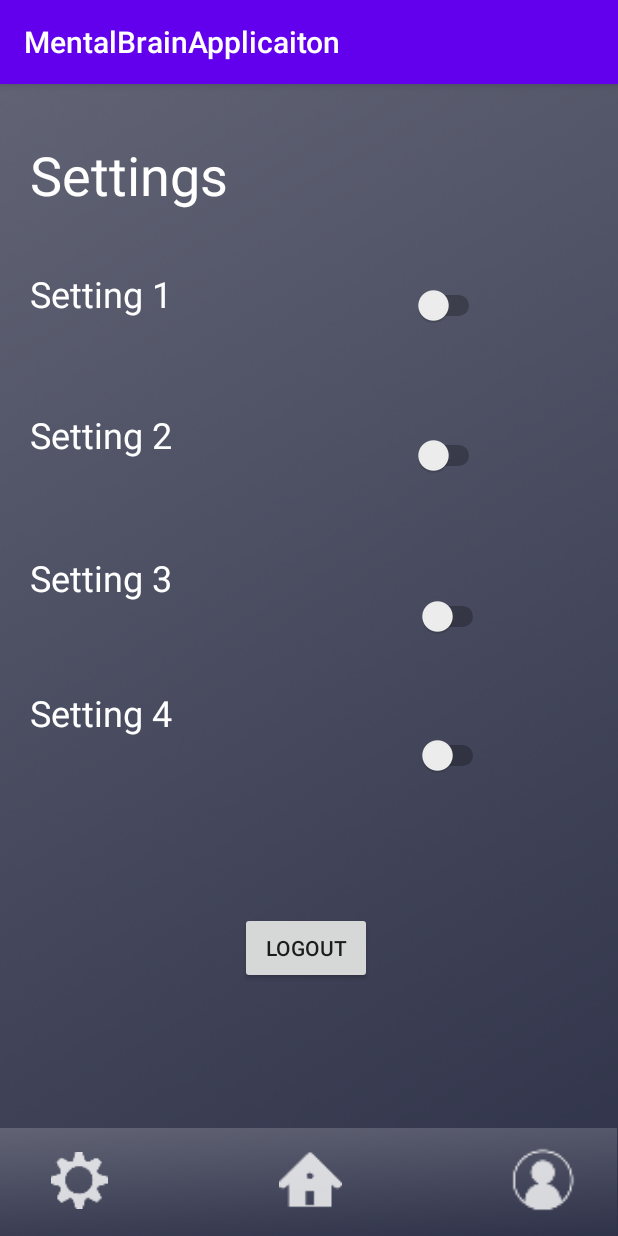
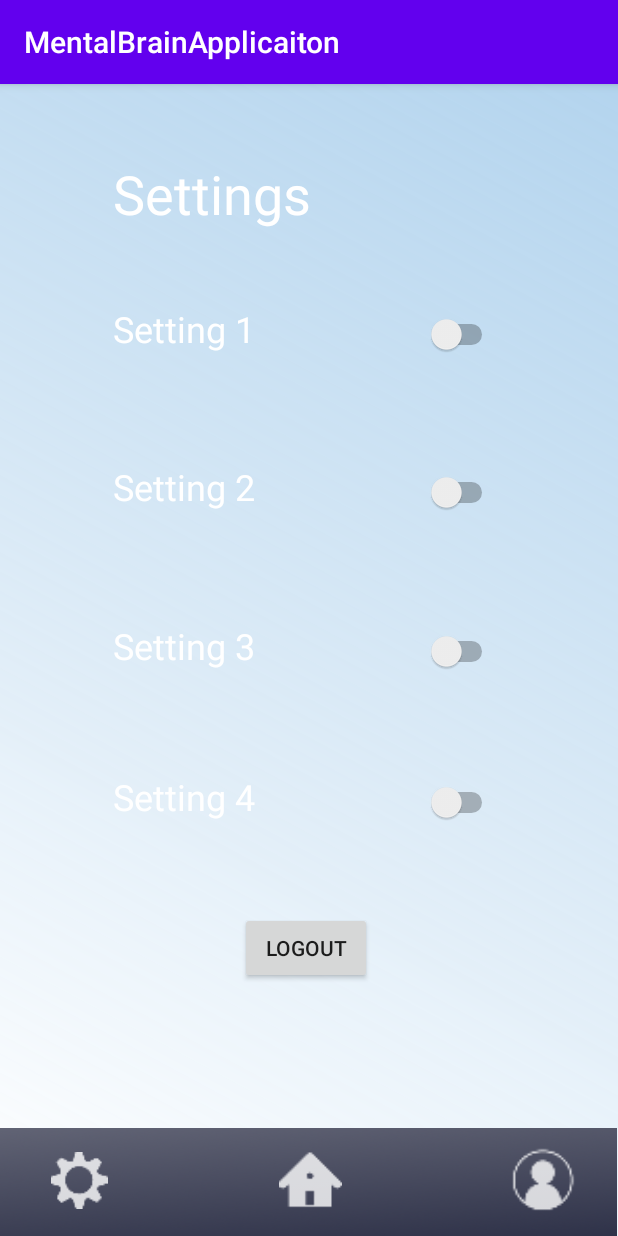
Before and after one commit to 57spvqas/Mobile-App-Group4, an Android app: the screen it shows after launch (Settings), after a tap on an icon or button, on a phone screen of 412 x 824 dp. Run offline under Robolectric (Android 15) with nearby library versions, the phone set to English and light mode, and no system bars; our stand-ins replace Firebase (no records; nobody signed in at launch, a user with empty details on screens opened directly); Roboto replaces fonts that are not available here.

Commit message:
Matched background with main page
""

```diff
--- a/MentalBrainApplication1.9/app/src/main/res/layout/activity_easy_quiz.xml
+++ b/MentalBrainApplication1.9/app/src/main/res/layout/activity_easy_quiz.xml
@@ -4,7 +4,7 @@
     xmlns:tools="http://schemas.android.com/tools"
     android:layout_width="match_parent"
     android:layout_height="match_parent"
-    android:background="@drawable/background"
+    android:background="@drawable/gradient"
     tools:context=".MentalMaths">
 
     <TextView
--- a/MentalBrainApplication1.9/app/src/main/res/layout/activity_hard_quiz.xml
+++ b/MentalBrainApplication1.9/app/src/main/res/layout/activity_hard_quiz.xml
@@ -4,7 +4,7 @@
     xmlns:tools="http://schemas.android.com/tools"
     android:layout_width="match_parent"
     android:layout_height="match_parent"
-    android:background="@drawable/background"
+    android:background="@drawable/gradient"
     tools:context=".MentalMaths">
 
     <TextView
--- a/MentalBrainApplication1.9/app/src/main/res/layout/activity_leader_boards.xml
+++ b/MentalBrainApplication1.9/app/src/main/res/layout/activity_leader_boards.xml
@@ -4,7 +4,7 @@
     xmlns:tools="http://schemas.android.com/tools"
     android:layout_width="match_parent"
     android:layout_height="match_parent"
-    android:background="@drawable/background"
+    android:background="@drawable/gradient"
     tools:context=".LeaderBoards">
 
     <TextView
@@ -230,10 +230,10 @@
         android:layout_marginEnd="115dp"
         android:layout_marginRight="115dp"
         android:text="80"
+        android:textColor="@android:color/background_light"
         android:textStyle="bold"
         app:layout_constraintEnd_toEndOf="parent"
-        app:layout_constraintTop_toBottomOf="@+id/textView17"
-        android:textColor="@android:color/background_light" />
+        app:layout_constraintTop_toBottomOf="@+id/textView17" />
 
     <TextView
         android:id="@+id/textView19"
--- a/MentalBrainApplication1.9/app/src/main/res/layout/activity_maths_quiz.xml
+++ b/MentalBrainApplication1.9/app/src/main/res/layout/activity_maths_quiz.xml
@@ -4,7 +4,7 @@
     xmlns:tools="http://schemas.android.com/tools"
     android:layout_width="match_parent"
     android:layout_height="match_parent"
-    android:background="@drawable/background"
+    android:background="@drawable/gradient"
     android:hapticFeedbackEnabled="false"
     tools:context=".MainActivity">
 
--- a/MentalBrainApplication1.9/app/src/main/res/layout/activity_maths_quiz_results.xml
+++ b/MentalBrainApplication1.9/app/src/main/res/layout/activity_maths_quiz_results.xml
@@ -4,7 +4,7 @@
     xmlns:tools="http://schemas.android.com/tools"
     android:layout_width="match_parent"
     android:layout_height="match_parent"
-    android:background="@drawable/background">
+    android:background="@drawable/gradient">
 
     <View
         android:id="@+id/view6"
--- a/MentalBrainApplication1.9/app/src/main/res/layout/activity_maths_screen.xml
+++ b/MentalBrainApplication1.9/app/src/main/res/layout/activity_maths_screen.xml
@@ -4,7 +4,7 @@
     xmlns:tools="http://schemas.android.com/tools"
     android:layout_width="match_parent"
     android:layout_height="match_parent"
-    android:background="@drawable/background"
+    android:background="@drawable/gradient"
     android:hapticFeedbackEnabled="false"
     tools:context=".MainActivity">
 
--- a/MentalBrainApplication1.9/app/src/main/res/layout/activity_medium_quiz.xml
+++ b/MentalBrainApplication1.9/app/src/main/res/layout/activity_medium_quiz.xml
@@ -4,7 +4,7 @@
     xmlns:tools="http://schemas.android.com/tools"
     android:layout_width="match_parent"
     android:layout_height="match_parent"
-    android:background="@drawable/background"
+    android:background="@drawable/gradient"
     tools:context=".MentalMaths">
 
     <TextView
--- a/MentalBrainApplication1.9/app/src/main/res/layout/activity_memory.xml
+++ b/MentalBrainApplication1.9/app/src/main/res/layout/activity_memory.xml
@@ -4,7 +4,7 @@
     xmlns:tools="http://schemas.android.com/tools"
     android:layout_width="match_parent"
     android:layout_height="match_parent"
-    android:background="@drawable/background"
+    android:background="@drawable/gradient"
     tools:context=".Memory">
 
     <View
--- a/MentalBrainApplication1.9/app/src/main/res/layout/activity_mental_maths.xml
+++ b/MentalBrainApplication1.9/app/src/main/res/layout/activity_mental_maths.xml
@@ -4,7 +4,7 @@
     xmlns:tools="http://schemas.android.com/tools"
     android:layout_width="match_parent"
     android:layout_height="match_parent"
-    android:background="@drawable/background"
+    android:background="@drawable/gradient"
     tools:context=".MentalMaths">
 
     <Button
--- a/MentalBrainApplication1.9/app/src/main/res/layout/activity_problem_solving.xml
+++ b/MentalBrainApplication1.9/app/src/main/res/layout/activity_problem_solving.xml
@@ -4,7 +4,7 @@
     xmlns:tools="http://schemas.android.com/tools"
     android:layout_width="match_parent"
     android:layout_height="match_parent"
-    android:background="@drawable/background"
+    android:background="@drawable/gradient"
     tools:context=".ProblemSolving">
 
     <View
--- a/MentalBrainApplication1.9/app/src/main/res/layout/activity_results.xml
+++ b/MentalBrainApplication1.9/app/src/main/res/layout/activity_results.xml
@@ -4,7 +4,7 @@
     xmlns:tools="http://schemas.android.com/tools"
     android:layout_width="match_parent"
     android:layout_height="match_parent"
-    android:background="@drawable/background">
+    android:background="@drawable/gradient">
 
     <View
         android:id="@+id/view6"
--- a/MentalBrainApplication1.9/app/src/main/res/layout/activity_settings.xml
+++ b/MentalBrainApplication1.9/app/src/main/res/layout/activity_settings.xml
@@ -4,7 +4,7 @@
     xmlns:tools="http://schemas.android.com/tools"
     android:layout_width="match_parent"
     android:layout_height="match_parent"
-    android:background="@drawable/background"
+    android:background="@drawable/gradient"
     tools:context=".Settings">
 
     <View
@@ -61,18 +61,14 @@
         android:id="@+id/textView10"
         android:layout_width="125dp"
         android:layout_height="32dp"
-        android:layout_marginStart="20dp"
-        android:layout_marginLeft="20dp"
+        android:layout_marginStart="75dp"
+        android:layout_marginLeft="75dp"
         android:layout_marginTop="16dp"
-        android:layout_marginEnd="335dp"
-        android:layout_marginRight="335dp"
         android:layout_marginBottom="24dp"
         android:text="Setting 1"
         android:textColor="#FFFFFF"
         android:textSize="24sp"
         app:layout_constraintBottom_toTopOf="@+id/textView22"
-        app:layout_constraintEnd_toEndOf="parent"
-        app:layout_constraintHorizontal_bias="0.0"
         app:layout_constraintStart_toStartOf="parent"
         app:layout_constraintTop_toBottomOf="@+id/textView21" />
 
@@ -80,18 +76,14 @@
         android:id="@+id/textView22"
         android:layout_width="128dp"
         android:layout_height="33dp"
-        android:layout_marginStart="20dp"
-        android:layout_marginLeft="20dp"
+        android:layout_marginStart="75dp"
+        android:layout_marginLeft="75dp"
         android:layout_marginTop="24dp"
-        android:layout_marginEnd="335dp"
-        android:layout_marginRight="335dp"
         android:layout_marginBottom="24dp"
         android:text="Setting 2"
         android:textColor="#FFFFFF"
         android:textSize="24sp"
         app:layout_constraintBottom_toTopOf="@+id/textView24"
-        app:layout_constraintEnd_toEndOf="parent"
-        app:layout_constraintHorizontal_bias="0.0"
         app:layout_constraintStart_toStartOf="parent"
         app:layout_constraintTop_toBottomOf="@+id/textView10" />
 
@@ -99,8 +91,8 @@
         android:id="@+id/textView24"
         android:layout_width="130dp"
         android:layout_height="40dp"
-        android:layout_marginStart="20dp"
-        android:layout_marginLeft="20dp"
+        android:layout_marginStart="75dp"
+        android:layout_marginLeft="75dp"
         android:layout_marginTop="24dp"
         android:layout_marginEnd="335dp"
         android:layout_marginRight="335dp"
@@ -116,28 +108,24 @@
 
     <TextView
         android:id="@+id/textView26"
-        android:layout_width="124dp"
-        android:layout_height="39dp"
-        android:layout_marginStart="20dp"
-        android:layout_marginLeft="20dp"
-        android:layout_marginTop="152dp"
-        android:layout_marginEnd="339dp"
-        android:layout_marginRight="339dp"
+        android:layout_width="130dp"
+        android:layout_height="33dp"
+        android:layout_marginStart="75dp"
+        android:layout_marginLeft="75dp"
+        android:layout_marginBottom="60dp"
         android:text="Setting 4"
         android:textColor="#FFFFFF"
         android:textSize="24sp"
-        app:layout_constraintEnd_toEndOf="parent"
-        app:layout_constraintHorizontal_bias="0.0"
-        app:layout_constraintStart_toStartOf="parent"
-        app:layout_constraintTop_toBottomOf="@+id/textView22" />
+        app:layout_constraintBottom_toTopOf="@+id/logoutBtn"
+        app:layout_constraintStart_toStartOf="parent" />
 
     <TextView
         android:id="@+id/textView21"
         android:layout_width="213dp"
         android:layout_height="49dp"
-        android:layout_marginStart="20dp"
-        android:layout_marginLeft="20dp"
-        android:layout_marginTop="22dp"
+        android:layout_marginStart="75dp"
+        android:layout_marginLeft="75dp"
+        android:layout_marginTop="24dp"
         android:layout_marginEnd="258dp"
         android:layout_marginRight="258dp"
         android:layout_marginBottom="8dp"
@@ -154,45 +142,36 @@
         android:id="@+id/switch1"
         android:layout_width="wrap_content"
         android:layout_height="wrap_content"
-        app:layout_constraintBottom_toBottomOf="parent"
+        app:layout_constraintBaseline_toBaselineOf="@+id/textView10"
         app:layout_constraintEnd_toEndOf="parent"
-        app:layout_constraintHorizontal_bias="0.594"
-        app:layout_constraintStart_toEndOf="@+id/textView10"
-        app:layout_constraintTop_toTopOf="parent"
-        app:layout_constraintVertical_bias="0.181" />
+        app:layout_constraintHorizontal_bias="0.511"
+        app:layout_constraintStart_toEndOf="@+id/textView10" />
 
     <Switch
         android:id="@+id/switch2"
         android:layout_width="wrap_content"
         android:layout_height="wrap_content"
-        app:layout_constraintBottom_toTopOf="@+id/switch3"
+        app:layout_constraintBaseline_toBaselineOf="@+id/textView22"
         app:layout_constraintEnd_toEndOf="parent"
-        app:layout_constraintHorizontal_bias="0.589"
-        app:layout_constraintStart_toEndOf="@+id/textView22"
-        app:layout_constraintTop_toBottomOf="@+id/switch1"
-        app:layout_constraintVertical_bias="0.475" />
+        app:layout_constraintStart_toEndOf="@+id/textView22" />
 
     <Switch
         android:id="@+id/switch3"
         android:layout_width="wrap_content"
         android:layout_height="wrap_content"
-        app:layout_constraintBottom_toTopOf="@+id/switch4"
+        app:layout_constraintBaseline_toBaselineOf="@+id/textView24"
         app:layout_constraintEnd_toEndOf="parent"
-        app:layout_constraintHorizontal_bias="0.599"
-        app:layout_constraintStart_toEndOf="@+id/textView24"
-        app:layout_constraintTop_toBottomOf="@+id/switch1"
-        app:layout_constraintVertical_bias="0.735" />
+        app:layout_constraintHorizontal_bias="0.497"
+        app:layout_constraintStart_toEndOf="@+id/textView24" />
 
     <Switch
         android:id="@+id/switch4"
         android:layout_width="wrap_content"
         android:layout_height="wrap_content"
-        app:layout_constraintBottom_toBottomOf="parent"
+        app:layout_constraintBaseline_toBaselineOf="@+id/textView26"
         app:layout_constraintEnd_toEndOf="parent"
-        app:layout_constraintHorizontal_bias="0.609"
-        app:layout_constraintStart_toEndOf="@+id/textView26"
-        app:layout_constraintTop_toBottomOf="@+id/switch1"
-        app:layout_constraintVertical_bias="0.471" />
+        app:layout_constraintHorizontal_bias="0.497"
+        app:layout_constraintStart_toEndOf="@+id/textView26" />
 
     <ImageButton
         android:id="@+id/imageButton27"
--- a/MentalBrainApplication1.9/app/src/main/res/layout/activity_user_progress.xml
+++ b/MentalBrainApplication1.9/app/src/main/res/layout/activity_user_progress.xml
@@ -4,7 +4,7 @@
     xmlns:tools="http://schemas.android.com/tools"
     android:layout_width="match_parent"
     android:layout_height="match_parent"
-    android:background="@drawable/background"
+    android:background="@drawable/gradient"
     tools:context=".UserProgress">
 
     <View
```
Also changed, not shown: MentalBrainApplication1.9/app/src/main/res/layout/activity_user_login.xml (+2 -9 lines), MentalBrainApplication1.9/app/src/main/res/layout/activity_user_register.xml (+6 -6 lines).
